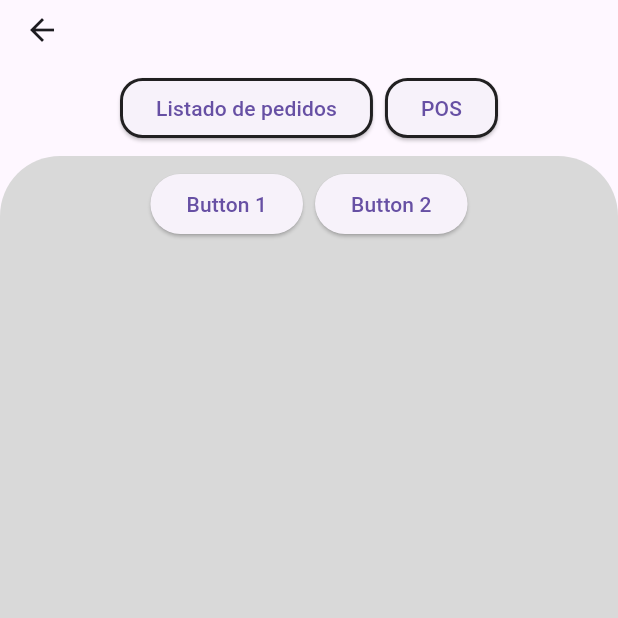
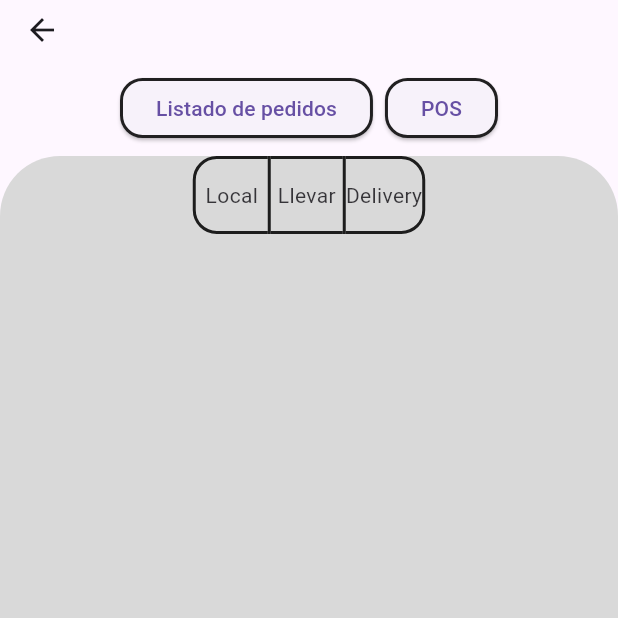
Before and after one commit to JosueRamirezH01/AppNakamuraFood, a Flutter app: the HomePage screen opened directly, on a phone screen of 412 x 824 dp, the top half of it. Run offline on Flutter 3.47's test engine with Material 3 defaults, Android fonts, the light colour scheme and no system bars; missing offline and left inert: mysql1.

Commit message:
update main and home

```diff
--- a/lib/home/home_page.dart
+++ b/lib/home/home_page.dart
@@ -14,17 +14,31 @@ class HomePage extends StatefulWidget {
 
 class _HomePageState extends State<HomePage> with SingleTickerProviderStateMixin {
   late TabController _tabController;
+  late List<bool> _isSelected;
 
   @override
   void initState() {
     super.initState();
     _tabController = TabController(length: options.length, vsync: this);
+    _isSelected = List.generate(3, (_) => false);
   }
 
   @override
   void dispose() {
     _tabController.dispose();
     super.dispose();
+  }
+
+  void _updateSelection(int index) {
+    setState(() {
+      for (int buttonIndex = 0; buttonIndex < _isSelected.length; buttonIndex++) {
+        if (buttonIndex == index) {
+          _isSelected[buttonIndex] = true;
+        } else {
+          _isSelected[buttonIndex] = false;
+        }
+      }
+    });
   }
 
   @override
@@ -64,20 +78,24 @@ class _HomePageState extends State<HomePage> with SingleTickerProviderStateMixin
             children: options.map((Widget option) {
               return Column(
                 children: [
-                  ButtonBar(
-                    alignment: MainAxisAlignment.center,
-                    children: [
-                      ElevatedButton(
-                        onPressed: () {
-                        },
-                        child: Text('Button 1'),
-                      ),
-                      ElevatedButton(
-                        onPressed: () {
-                        },
-                        child: Text('Button 2'),
-                      ),
-                    ],
+                  Padding(
+                    padding: const EdgeInsets.only(bottom: 20), // Padding entre los ToggleButtons y el texto
+                    child: ToggleButtons(
+                      isSelected: _isSelected,
+                      onPressed: (int index) {
+                        _updateSelection(index);
+                      },
+                      children: [
+                        Text('Local'),
+                        Text('Llevar'),
+                        Text('Delivery'),
+                      ],
+                      borderRadius: BorderRadius.circular(15),
+                      selectedBorderColor: Colors.black87,
+                      selectedColor: Colors.black87,
+                      borderWidth: 2.0,
+                      borderColor: Colors.black87,
+                    ),
                   ),
                 ],
               );
--- a/lib/main.dart
+++ b/lib/main.dart
@@ -1,4 +1,5 @@
 import 'package:flutter/material.dart';
+import 'package:restauflutter/home/home_page.dart';
 import 'package:restauflutter/login/login_page.dart';
 
 void main() {
@@ -12,10 +13,10 @@
     return MaterialApp(
       debugShowCheckedModeBanner: false,
       title: 'Flutter Demo',
-      initialRoute: 'login',
+      initialRoute: 'home',
       routes: {
         'login': (_) =>  LoginPage(),
-
+        'home': (_) => HomePage()
       },
     );
   }
```
